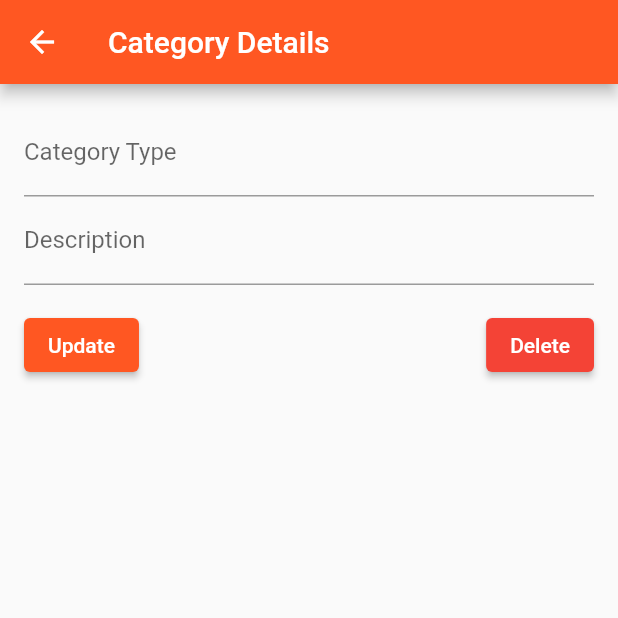
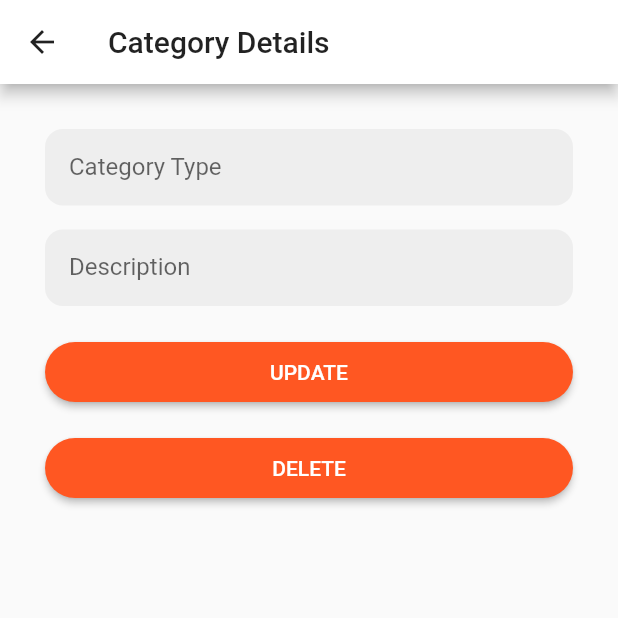
Before and after one commit to dinethpiyumantha/cake-shop-flutter-app, a Flutter app: the CategoryDetailsScreen screen opened directly with empty values, on a phone screen of 412 x 824 dp, the top half of it. Run offline on Flutter 3.47's test engine with Material 2 defaults, Android fonts, the phone set to English and light mode, and no system bars; our stand-ins replace cloud_firestore, firebase_auth, firebase_core; accounts and stored records are empty.

Commit message:
completed cat func

```diff
--- a/lib/screens/category/edit.dart
+++ b/lib/screens/category/edit.dart
@@ -1,5 +1,7 @@
 import 'package:flutter/material.dart';
 import 'package:cloud_firestore/cloud_firestore.dart';
+
+import '../../widget_styles/form_styles.dart';
 
 class CategoryDetailsScreen extends StatefulWidget {
   final Map<String, dynamic> category;
@@ -35,10 +37,17 @@ class _CategoryDetailsScreenState extends State<CategoryDetailsScreen> {
   Widget build(BuildContext context) {
     return Scaffold(
       appBar: AppBar(
-        title: Text('Category Details'),
+        backgroundColor: Colors.white,
+        iconTheme: const IconThemeData(
+          color: Colors.black87,
+        ),
+        title: const Text(
+          'Category Details',
+          style: TextStyle(color: Colors.black87),
+        ),
       ),
       body: Padding(
-        padding: const EdgeInsets.all(16.0),
+        padding: const EdgeInsets.all(30.0),
         child: Form(
           key: _formKey,
           child: Column(
@@ -46,9 +55,8 @@ class _CategoryDetailsScreenState extends State<CategoryDetailsScreen> {
             children: <Widget>[
               TextFormField(
                 controller: _categoryTypeController,
-                decoration: InputDecoration(
-                  labelText: 'Category Type',
-                ),
+                decoration:
+                    CustomFormStyles.formTextFieldStyle('Category Type'),
                 validator: (value) {
                   if (value?.isEmpty ?? true) {
                     return 'Please enter a category type';
@@ -56,11 +64,10 @@ class _CategoryDetailsScreenState extends State<CategoryDetailsScreen> {
                   return null;
                 },
               ),
+              SizedBox(height: 16.0),
               TextFormField(
                 controller: _descriptionController,
-                decoration: InputDecoration(
-                  labelText: 'Description',
-                ),
+                decoration: CustomFormStyles.formTextFieldStyle('Description'),
                 validator: (value) {
                   if (value?.isEmpty ?? true) {
                     return 'Please enter a description';
@@ -68,10 +75,7 @@ class _CategoryDetailsScreenState extends State<CategoryDetailsScreen> {
                   return null;
                 },
               ),
-              SizedBox(height: 16.0),
-              Row(
-                mainAxisAlignment: MainAxisAlignment.spaceBetween,
-                children: <Widget>[
+              SizedBox(height: 20.0),
               ElevatedButton(
                 onPressed: () {
                   if (_formKey.currentState?.validate() ?? false) {
@@ -87,7 +91,14 @@ class _CategoryDetailsScreenState extends State<CategoryDetailsScreen> {
                     });
                   }
                 },
-                    child: Text('Update'),
+                child: Padding(
+                  padding: const EdgeInsets.all(12.0),
+                  child: Text('Update'.toUpperCase()),
+                ),
+                style: CustomFormStyles.buttonStyle(),
+              ),
+              SizedBox(
+                height: 16,
               ),
               ElevatedButton(
                 onPressed: () {
@@ -101,10 +112,11 @@ class _CategoryDetailsScreenState extends State<CategoryDetailsScreen> {
                         SnackBar(content: Text('Category deleted')));
                   });
                 },
-                    style: ElevatedButton.styleFrom(primary: Colors.red),
-                    child: Text('Delete'),
+                child: Padding(
+                  padding: const EdgeInsets.all(12.0),
+                  child: Text('Delete'.toUpperCase()),
                 ),
-                ],
+                style: CustomFormStyles.buttonStyle(),
               ),
             ],
           ),
--- /dev/null
+++ b/lib/widget_styles/form_styles.dart
@@ -0,0 +1,27 @@
+import 'package:flutter/material.dart';
+import 'package:flutter/src/widgets/framework.dart';
+import 'package:flutter/src/widgets/placeholder.dart';
+
+class CustomFormStyles {
+  static InputDecoration formTextFieldStyle(String labelText) {
+    return InputDecoration(
+      filled: true,
+      fillColor: Colors.grey[200],
+      hintText: labelText,
+      labelText: labelText,
+      contentPadding: EdgeInsets.all(16.0),
+      border: OutlineInputBorder(
+        borderRadius: BorderRadius.circular(12.0),
+        borderSide: BorderSide.none,
+      ),
+    );
+  }
+
+  static buttonStyle() {
+    return ElevatedButton.styleFrom(
+      shape: RoundedRectangleBorder(
+        borderRadius: BorderRadius.circular(50),
+      ),
+    );
+  }
+}
```
Also changed, not shown: lib/screens/category/categories.dart (+48 -13 lines), lib/screens/category/create.dart (+30 -8 lines). Lines whose indentation alone changed are shown as unchanged.
